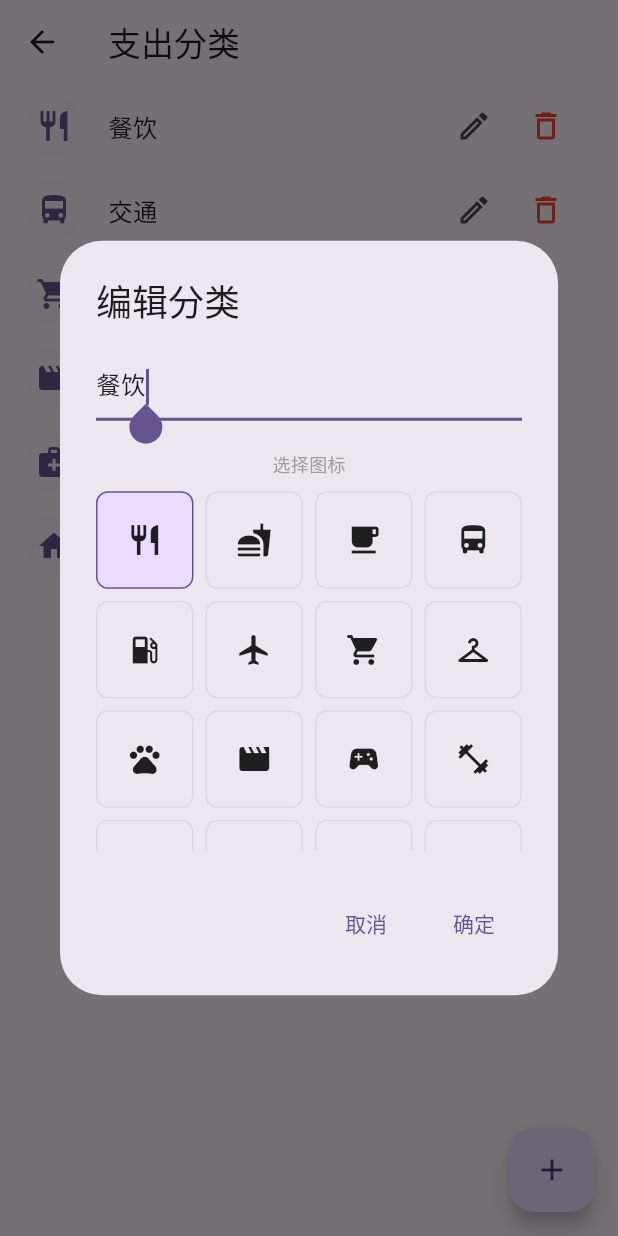
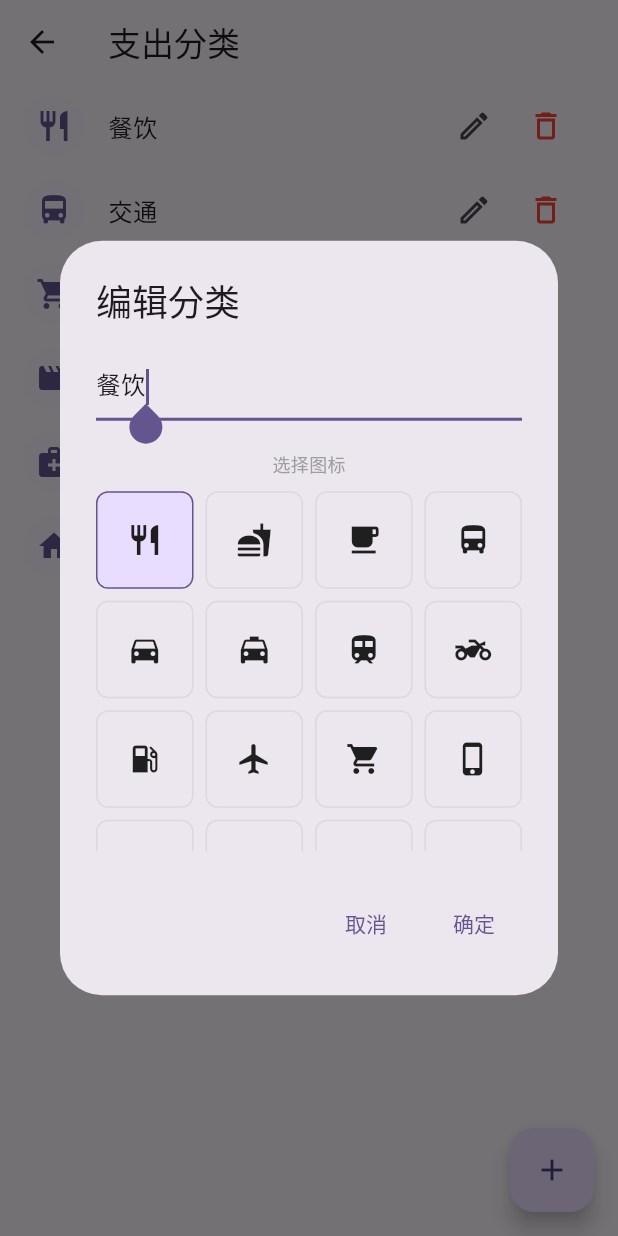
Before and after one commit to EndeRHoshI/HoshiLedger, a Flutter app: the CategoryManager screen opened directly with empty values, after a tap on the "edit" icon, on a phone screen of 412 x 824 dp. Run offline on Flutter 3.47's test engine with Material 3 defaults, Android fonts, the phone set to English and light mode, and no system bars; our stand-ins replace csv, fl_chart, share_plus, shared_preferences, sqflite; accounts and stored records are empty.

Commit message:
功能：扩展分类图标库，增加汽车、火车、数码等常用图标

```diff
--- a/lib/models/category.dart
+++ b/lib/models/category.dart
@@ -39,16 +39,24 @@ class Category {
       case 'local_cafe': return Icons.local_cafe;
       // 交通类
       case 'directions_bus': return Icons.directions_bus;
+      case 'directions_car': return Icons.directions_car;
+      case 'local_taxi': return Icons.local_taxi;
+      case 'train': return Icons.train;
+      case 'two_wheeler': return Icons.two_wheeler;
       case 'local_gas_station': return Icons.local_gas_station;
       case 'flight': return Icons.flight;
       // 购物与生活
       case 'shopping_cart': return Icons.shopping_cart;
+      case 'phone_iphone': return Icons.phone_iphone;
+      case 'computer': return Icons.computer;
       case 'checkroom': return Icons.checkroom;
       case 'pets': return Icons.pets;
       // 娱乐与运动
       case 'movie': return Icons.movie;
       case 'sports_esports': return Icons.sports_esports;
       case 'fitness_center': return Icons.fitness_center;
+      case 'icecream': return Icons.icecream;
+      case 'liquor': return Icons.liquor;
       // 医疗与家居
       case 'medical_services': return Icons.medical_services;
       case 'home': return Icons.home;
--- a/lib/screens/settings_screen.dart
+++ b/lib/screens/settings_screen.dart
@@ -250,11 +250,11 @@ class _CategoryManagerState extends State<CategoryManager> {
     // 餐饮
     'restaurant', 'fastfood', 'local_cafe',
     // 交通
-    'directions_bus', 'local_gas_station', 'flight',
+    'directions_bus', 'directions_car', 'local_taxi', 'train', 'two_wheeler', 'local_gas_station', 'flight',
     // 购物生活
-    'shopping_cart', 'checkroom', 'pets',
+    'shopping_cart', 'phone_iphone', 'computer', 'checkroom', 'pets',
     // 娱乐运动
-    'movie', 'sports_esports', 'fitness_center',
+    'movie', 'sports_esports', 'fitness_center', 'icecream', 'liquor',
     // 家居医疗
     'home', 'electrical_services', 'handyman', 'medical_services',
     // 教育个人
```
